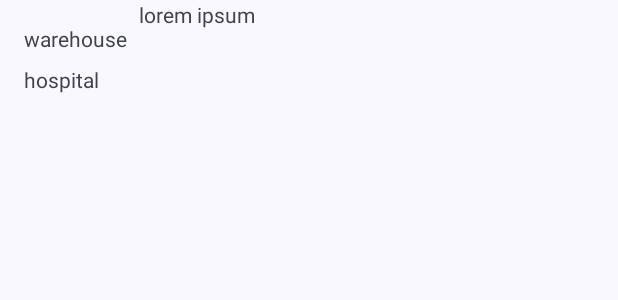
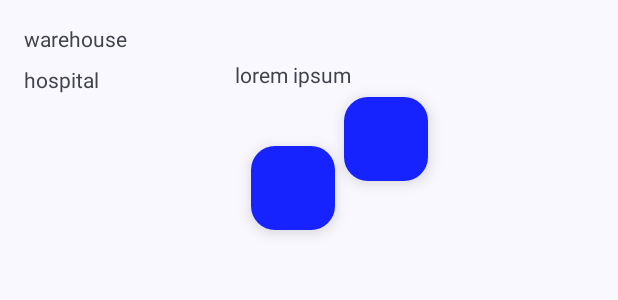
Before and after one commit to dontjke/Material_design, an Android app: the layout layout_barrier.xml on its own in the app's theme, with its tools: preview values and no code run, on a phone screen of 412 x 824 dp. Shown: the top 300 px of the screen. Run offline under Robolectric (Android 15) with nearby library versions, the phone set to English and light mode, and no system bars; Roboto replaces fonts that are not available here.

Commit message:
Circular Constraints

```diff
--- a/app/src/main/res/layout/layout_barrier.xml
+++ b/app/src/main/res/layout/layout_barrier.xml
@@ -36,20 +36,39 @@
         android:id="@+id/textView3"
         android:layout_width="0dp"
         android:layout_height="wrap_content"
-        android:layout_marginStart="8dp"
+        android:layout_marginStart="72dp"
+        android:layout_marginTop="40dp"
         android:text="@string/lorem_ipsum"
         app:layout_constraintStart_toEndOf="@+id/barrier7"
         app:layout_constraintTop_toTopOf="parent" />
 
     <androidx.constraintlayout.widget.Group
         android:id="@+id/group"
-        android:visibility="visible"
         android:layout_width="wrap_content"
         android:layout_height="wrap_content"
+        android:visibility="visible"
         app:constraint_referenced_ids="textView1,textView2"
+        app:layout_constraintEnd_toEndOf="parent"
         app:layout_constraintStart_toStartOf="parent"
-        app:layout_constraintEnd_toEndOf="parent"
-        app:layout_constraintTop_toTopOf="parent"
-        />
+        app:layout_constraintTop_toTopOf="parent" />
+
+    <com.google.android.material.floatingactionbutton.FloatingActionButton
+        android:id="@+id/middle_expanded_fab"
+        android:layout_width="wrap_content"
+        android:layout_height="wrap_content"
+        app:layout_constraintCircle="@+id/textView3"
+        app:layout_constraintCircleAngle="125"
+        app:layout_constraintCircleRadius="75dp"
+        android:contentDescription="TODO" />
+
+    <com.google.android.material.floatingactionbutton.FloatingActionButton
+        android:id="@+id/middle_expanded_fab2"
+        android:layout_width="wrap_content"
+        android:layout_height="wrap_content"
+        app:layout_constraintCircle="@+id/textView3"
+        app:layout_constraintCircleAngle="180"
+        app:layout_constraintCircleRadius="75dp"
+        android:contentDescription="TODO" />
+
 
 </androidx.constraintlayout.widget.ConstraintLayout>
```
